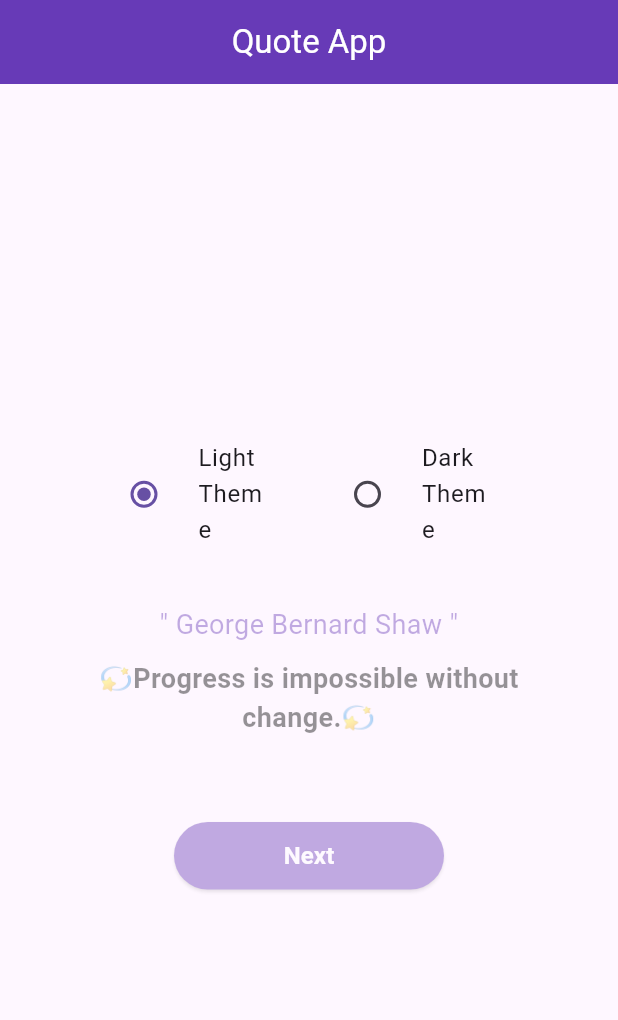
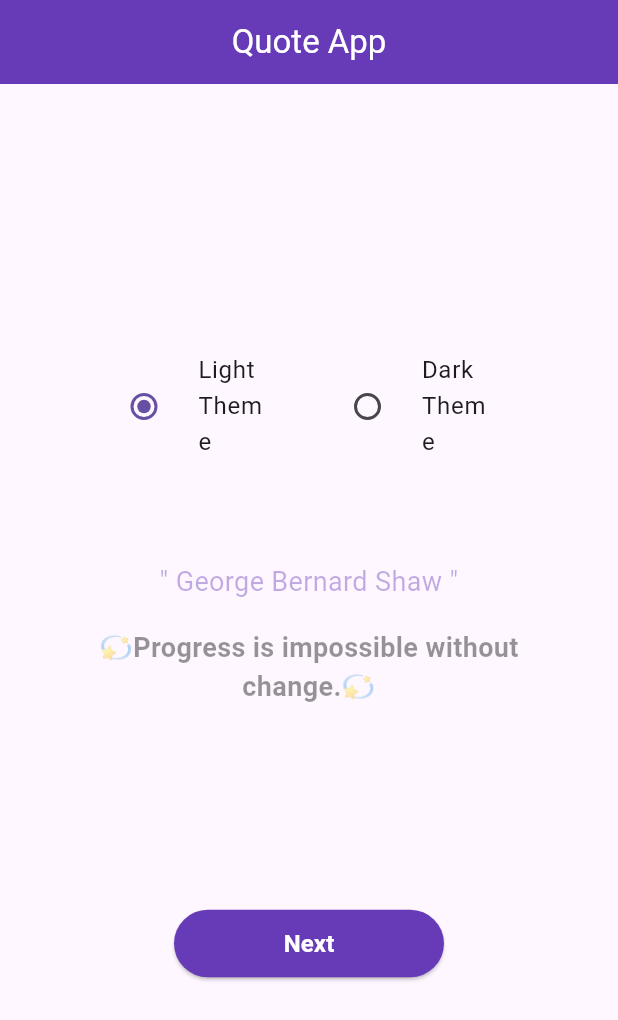
Before and after one commit to MEhsan1237/Apexify_Technologys_Task_2, a Flutter app: the screen it shows after launch, after a tap on "Next", on a phone screen of 412 x 824 dp. Shown: the top 1020 px of the screen. Run offline on Flutter 3.47's test engine with Material 3 defaults, Android fonts, the phone set to English and light mode, and no system bars; our stand-ins replace flutter_spinkit, get.

Commit message:
upload changes all

```diff
--- a/lib/screen/home_screen.dart
+++ b/lib/screen/home_screen.dart
@@ -2,7 +2,6 @@
 import 'package:flutter/foundation.dart';
 import 'package:flutter/material.dart';
 import 'package:get/get.dart';
-
 
 class HomeScreen extends StatelessWidget {
   HomeScreen({super.key});
@@ -39,10 +38,9 @@
                       onChanged: (val) => controller.toggleThemeFromRadio(val!),
                     ),
                   ),
-                  SizedBox(width: 6,),
+                  SizedBox(width: 6),
                   Expanded(
                     child: RadioListTile<int>(
-
                       title: Text("Dark Theme"),
                       shape: StadiumBorder(),
 
@@ -54,8 +52,7 @@
                 ],
               );
             }),
-            SizedBox(height: 30),
-
+            SizedBox(height: 60,),
             // 🔥 Only QUOTE + BUTTON rebuild
             Obx(() {
               if (kDebugMode) print("Quote & Button Rebuild");
@@ -65,7 +62,9 @@
               final quote = controller
                   .allQuotes[controller.initialNumber.value]['quote']!;
 
-              return AnimatedOpacity(
+              return SizedBox(
+                height: 200,
+                child: AnimatedOpacity(
                   opacity: controller.opacityNumber.value,
                   duration: Duration(milliseconds: 900),
 
@@ -74,20 +73,36 @@
                     children: [
                       Text(
                         '" $author "',
-                      style: TextStyle(color: Colors.deepPurple, fontSize: 18),
+                        style: TextStyle(
+                          color: Colors.deepPurple,
+                          fontSize: 18,
+                        ),
                         textAlign: TextAlign.center,
                       ),
 
-                    SizedBox(height: 10),
+                      SizedBox(height: 18),
 
                       Text(
                         quote,
                         textAlign: TextAlign.center,
-                      style:  controller.isDark.value?TextStyle(color: Colors.white,fontSize: 18,fontWeight: FontWeight.w600):TextStyle(color: Colors.black,fontSize: 18,fontWeight: FontWeight.w600)
+                        style: controller.isDark.value
+                            ? TextStyle(
+                                color: Colors.white,
+                                fontSize: 18,
+                                fontWeight: FontWeight.w600,
+                              )
+                            : TextStyle(
+                                color: Colors.black,
+                                fontSize: 18,
+                                fontWeight: FontWeight.w600,
                               ),
-
-                    SizedBox(height: 55),
-
+                      ),
+                    ],
+                  ),
+                ),
+              );
+            }),
+            SizedBox(height: 30,),
             ElevatedButton(
               onPressed: controller.setQuotesFun,
               style: ElevatedButton.styleFrom(
@@ -97,12 +112,15 @@
                   borderRadius: BorderRadius.circular(25),
                 ),
               ),
-                      child: Text("Next",  style:  TextStyle(color: Colors.white,fontWeight: FontWeight.w600,fontSize: 16)),
+              child: Text(
+                "Next",
+                style: TextStyle(
+                  color: Colors.white,
+                  fontWeight: FontWeight.w600,
+                  fontSize: 16,
                 ),
-                  ],
               ),
-              );
-            }),
+            ),
           ],
         ),
       ),
--- a/lib/screen/splash_screen.dart
+++ b/lib/screen/splash_screen.dart
@@ -35,7 +35,7 @@
             crossAxisAlignment: CrossAxisAlignment.center,
             mainAxisAlignment: MainAxisAlignment.center,
             children: [
-             Image(image: AssetImage("assets/images/read.jpg"),fit: BoxFit.cover,height: 190,width: 160,),
+             Image(image: AssetImage("assets/images/quote.jpg"),fit: BoxFit.cover,height: 190,width: 160,),
               Text(
                 "Find Your Daily Motivation",
                 style: TextStyle(
--- a/pubspec.yaml
+++ b/pubspec.yaml
@@ -62,6 +62,7 @@
   # To add assets to your application, add an assets section, like this:
   assets:
     - assets/images/read.jpg
+    - assets/images/quote.jpg
   #   - images/a_dot_ham.jpeg
 
   # An image asset can refer to one or more resolution-specific "variants", see
```
Also changed, not shown: assets/images/quote.jpg (added). Lines whose indentation alone changed are shown as unchanged.
